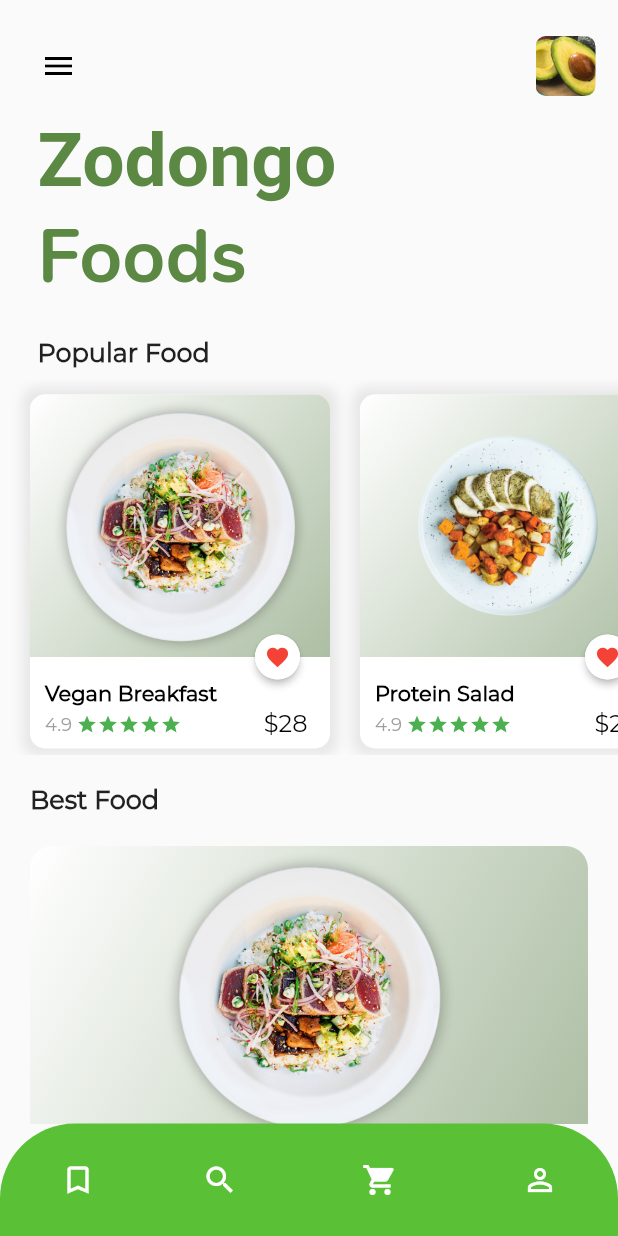
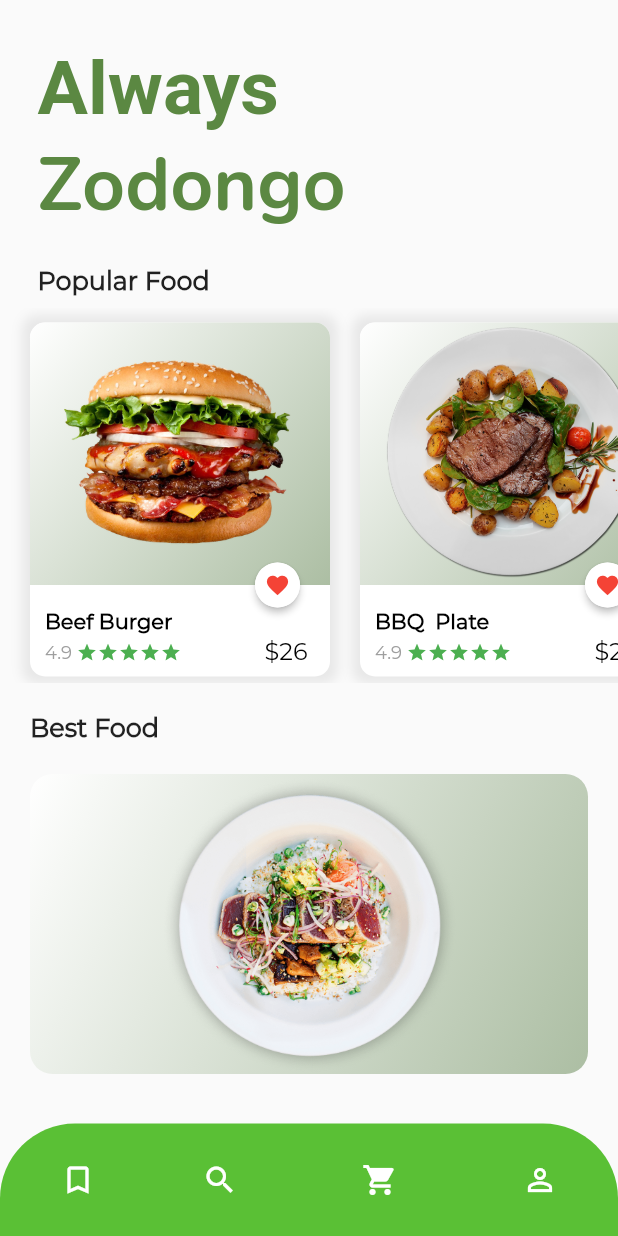
Before and after one commit to patrickhamzaokello/OfficialZodongoFoods, a Flutter app: the MyHomePage screen opened directly, on a phone screen of 412 x 824 dp. Run offline on Flutter 3.47's test engine with Material 2 defaults, Android fonts, the phone set to English and light mode, and no system bars; missing offline and left inert: keyboard_visibility; Roboto replaces fonts that are missing (Futur); project files that could hold a hidden picture were left out.

Commit message:
title bar

```diff
--- a/lib/Browse.dart
+++ b/lib/Browse.dart
@@ -11,6 +11,10 @@ class Browse extends StatelessWidget {
       debugShowCheckedModeBanner: false,
       home: Scaffold(
         resizeToAvoidBottomInset: false,
+        appBar: AppBar(
+          title: Text("Zodongo Foods"),
+          backgroundColor: Color(0xFF5AC035),
+        ),
         body: Container(
           child: MyHomePage(),
         ),
@@ -31,41 +35,41 @@ class _MyHomePageState extends State<MyHomePage> {
       body: ListView(
         children: <Widget>[
           SizedBox(height: 20.0),
-          Padding(
-            padding: EdgeInsets.only(left: 15.0, right: 15.0),
-            child: Row(
-              mainAxisAlignment: MainAxisAlignment.spaceBetween,
-              children: <Widget>[
-                IconButton(
-                  onPressed: () {},
-                  icon: Icon(Icons.menu),
-                  color: Colors.black,
-                ),
-                Container(
-                  height: 40.0,
-                  width: 40.0,
-                  decoration: BoxDecoration(
-                      borderRadius: BorderRadius.circular(7.0),
-                      image: DecorationImage(
-                          image: AssetImage('assets/images/avocado.png'),
-                          fit: BoxFit.cover)),
-                )
-              ],
-            ),
-          ),
+          // Padding(
+          //   padding: EdgeInsets.only(left: 15.0, right: 15.0),
+          //   child: Row(
+          //     mainAxisAlignment: MainAxisAlignment.spaceBetween,
+          //     children: <Widget>[
+          //       IconButton(
+          //         onPressed: () {},
+          //         icon: Icon(Icons.menu),
+          //         color: Colors.black,
+          //       ),
+          //       Container(
+          //         height: 40.0,
+          //         width: 40.0,
+          //         decoration: BoxDecoration(
+          //             borderRadius: BorderRadius.circular(7.0),
+          //             image: DecorationImage(
+          //                 image: AssetImage('assets/images/avocado.png'),
+          //                 fit: BoxFit.cover)),
+          //       )
+          //     ],
+          //   ),
+          // ),
           SizedBox(height: 10.0),
           Padding(
             padding: EdgeInsets.only(left: 25.0),
             child: Column(
               crossAxisAlignment: CrossAxisAlignment.start,
               children: <Widget>[
-                Text('Zodongo',
+                Text('Always',
                     style: TextStyle(
                         fontFamily: 'Futur',
                         fontWeight: FontWeight.bold,
                         color: Color(0xFF5B8842),
                         fontSize: 50.0)),
-                Text('Foods',
+                Text('Zodongo',
                     style: TextStyle(
                         fontWeight: FontWeight.bold,
                         color: Color(0xFF5B8842),
@@ -85,10 +89,11 @@ class _MyHomePageState extends State<MyHomePage> {
             child: ListView(
               scrollDirection: Axis.horizontal,
               children: <Widget>[
+                _buildListItem('assets/burger.png', 'Beef Burger', '\$26'),
+                _buildListItem('assets/plate6.png', 'BBQ  Plate', '\$26'),
+                _buildListItem('assets/plate3.png', 'Vegan Breakfast', '\$28'),
                 _buildListItem(
-                    'assets/images/plate1.png', 'Vegan Breakfast', '\$28'),
-                _buildListItem(
-                    'assets/images/plate2.png', 'Protein Salad', '\$26')
+                    'assets/images/plate2.png', 'Protein Salad', '\$26'),
               ],
             ),
           ),
--- a/lib/detailPage.dart
+++ b/lib/detailPage.dart
@@ -24,7 +24,7 @@ class _DetailsPageState extends State<DetailsPage> {
                 height: 200.0,
                 decoration: BoxDecoration(
                     image: DecorationImage(
-                        image: AssetImage('assets/green.jpg'),
+                        image: AssetImage('assets/images/green.jpg'),
                         fit: BoxFit.cover),
                     borderRadius: BorderRadius.only(
                         bottomLeft: Radius.circular(100.0),
```
